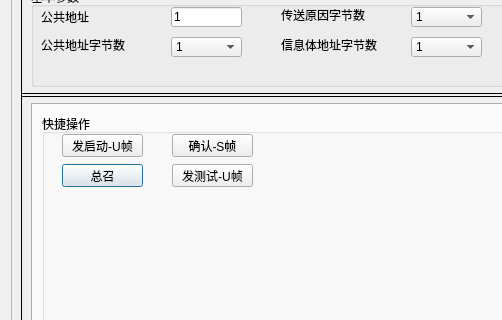
Before: the Qt Designer form src/form/dialogpma.ui in whx110123/nettool, drawn with Qt 5; both pictures show x 0 to 502 and y 142 to 462 of the 1040 by 600 pixel window.
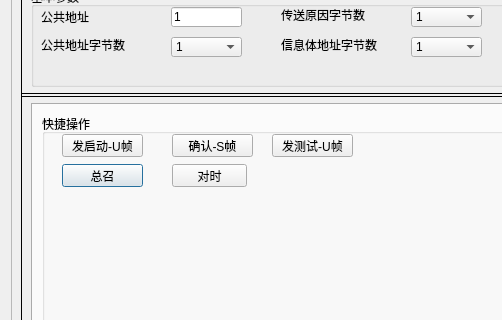
After: the same form once the commit is applied. The open tabs and pages were chosen to show the change.

The edit to the form file:
```diff
--- a/src/form/dialogpma.ui
+++ b/src/form/dialogpma.ui
@@ -290,8 +290,8 @@
                 <widget class="QPushButton" name="pushButton_104sendUtest">
                  <property name="geometry">
                   <rect>
-                   <x>130</x>
-                   <y>50</y>
+                   <x>230</x>
+                   <y>20</y>
                    <width>81</width>
                    <height>23</height>
                   </rect>
@@ -300,6 +300,19 @@
                   <string>发测试-U帧</string>
                  </property>
                 </widget>
+                <widget class="QPushButton" name="pushButton_104setTime">
+                 <property name="geometry">
+                  <rect>
+                   <x>130</x>
+                   <y>50</y>
+                   <width>75</width>
+                   <height>23</height>
+                  </rect>
+                 </property>
+                 <property name="text">
+                  <string>对时</string>
+                 </property>
+                </widget>
                </widget>
               </item>
              </layout>
```
Left out of the diff: 2 changed lines with no effect on the pictures.
